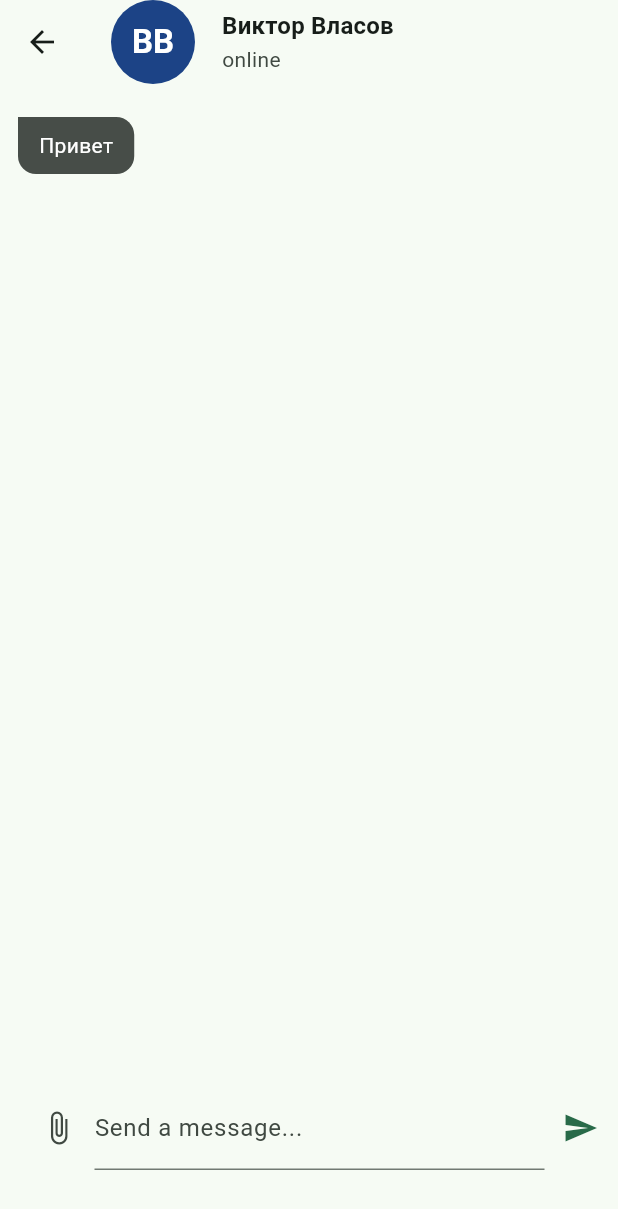
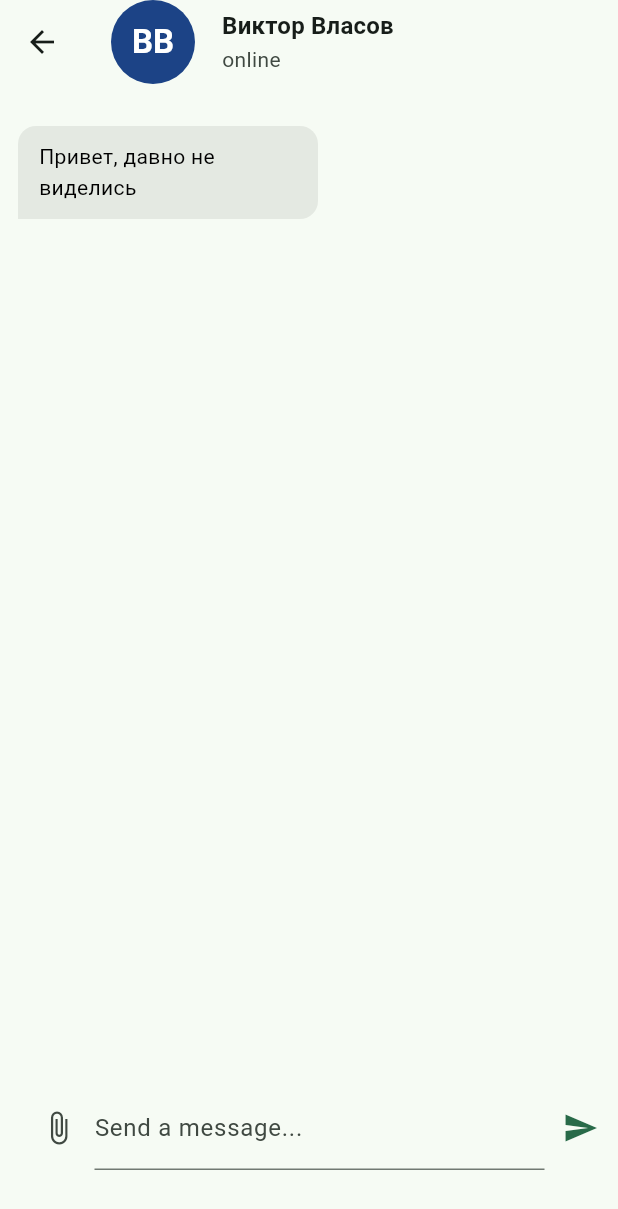
Before and after one commit to IsroilovA/messenger_test_task, a Flutter app: the ChatScreen screen opened directly with sample values from the repository, after a tap on the "send" icon, on a phone screen of 412 x 824 dp. Shown: the top 1209 px of the screen. Run offline on Flutter 3.47's test engine with Material 3 defaults, Android fonts, the phone set to English and light mode, and no system bars; our stand-ins replace bloc, equatable, flutter_bloc, get_it.

Commit message:
chat feature implemented

```diff
--- a/lib/chat_screen/chat_screen.dart
+++ b/lib/chat_screen/chat_screen.dart
@@ -2,9 +2,13 @@ import 'dart:io';
 import 'dart:math';
 
 import 'package:flutter/material.dart';
+import 'package:flutter_bloc/flutter_bloc.dart';
+import 'package:messenger_test_task/chat_screen/cubit/chat_cubit.dart';
 import 'package:messenger_test_task/chat_screen/widgets/chat_messages.dart';
 import 'package:messenger_test_task/chat_screen/widgets/new_nessages.dart';
 import 'package:messenger_test_task/data/models/user.dart';
+import 'package:messenger_test_task/service/locator.dart';
+import 'package:messenger_test_task/service/messenger_repository.dart';
 
 class ChatScreen extends StatelessWidget {
   const ChatScreen({super.key, required this.user});
@@ -41,13 +45,18 @@ class ChatScreen extends StatelessWidget {
       ),
       body: Padding(
         padding: const EdgeInsets.only(bottom: 30),
+        child: BlocProvider(
+          create: (context) =>
+              ChatCubit(messengerRepository: locator<MessengerRepository>()),
           child: Column(
             children: [
+              const SizedBox(height: 20),
               Expanded(
                 child: ChatMessages(user: user),
               ),
-            const NewMessages(),
+              NewMessages(user: user),
             ],
+          ),
         ),
       ),
     );
--- a/lib/chat_screen/cubit/chat_cubit.dart
+++ b/lib/chat_screen/cubit/chat_cubit.dart
@@ -13,6 +13,17 @@ class ChatCubit extends Cubit<ChatState> {
 
   final MessengerRepository _messengerRepository;
 
+  User getCurrentUser() => _messengerRepository.getCurrentUser();
+
+  Future<void> sendMessage(Message message) async {
+    try {
+      _messengerRepository.addMessage(message);
+      emit(ChatInitial());
+    } catch (e) {
+      emit(ChatError(e.toString()));
+    }
+  }
+
   Future<void> fetchChatMessages(User user) async {
     try {
       final messages = await _messengerRepository.getChatMessages(user);
--- a/lib/chat_screen/widgets/chat_messages.dart
+++ b/lib/chat_screen/widgets/chat_messages.dart
@@ -3,8 +3,6 @@ import 'package:flutter_bloc/flutter_bloc.dart';
 import 'package:messenger_test_task/chat_screen/cubit/chat_cubit.dart';
 import 'package:messenger_test_task/chat_screen/widgets/message_buble.dart';
 import 'package:messenger_test_task/data/models/user.dart';
-import 'package:messenger_test_task/service/locator.dart';
-import 'package:messenger_test_task/service/messenger_repository.dart';
 
 class ChatMessages extends StatelessWidget {
   const ChatMessages({super.key, required this.user});
@@ -13,11 +11,10 @@ class ChatMessages extends StatelessWidget {
 
   @override
   Widget build(BuildContext context) {
-    return BlocProvider(
-      create: (context) =>
-          ChatCubit(messengerRepository: locator<MessengerRepository>()),
-      child: BlocBuilder<ChatCubit, ChatState>(
+    return BlocBuilder<ChatCubit, ChatState>(
       builder: (context, state) {
+        final currentUser =
+            BlocProvider.of<ChatCubit>(context).getCurrentUser();
         if (state is ChatInitial) {
           BlocProvider.of<ChatCubit>(context).fetchChatMessages(user);
           return const Center(child: CircularProgressIndicator.adaptive());
@@ -25,8 +22,24 @@ class ChatMessages extends StatelessWidget {
           return ListView.builder(
             itemCount: state.messages.length,
             itemBuilder: (context, index) {
-                return MessageBubble.first(
-                    message: state.messages[index], isMe: false);
+              final chatMessage = state.messages[index];
+              final nextChatMessage = index + 1 < state.messages.length
+                  ? state.messages[index + 1]
+                  : null;
+              final currentMessageUserId = chatMessage.senderUserId;
+              final nextMessageUserId = nextChatMessage?.senderUserId;
+              final nextUserIsSame = currentMessageUserId == nextMessageUserId;
+              if (nextUserIsSame) {
+                return MessageBubble.next(
+                  message: chatMessage,
+                  isMe: currentUser.id == currentMessageUserId,
+                );
+              } else {
+                return MessageBubble.last(
+                  message: chatMessage,
+                  isMe: currentUser.id == currentMessageUserId,
+                );
+              }
             },
           );
         } else if (state is ChatError) {
@@ -49,7 +62,6 @@ class ChatMessages extends StatelessWidget {
           );
         }
       },
-      ),
     );
   }
 }
--- a/lib/chat_screen/widgets/message_buble.dart
+++ b/lib/chat_screen/widgets/message_buble.dart
@@ -3,7 +3,7 @@ import 'package:messenger_test_task/data/models/message.dart';
 
 class MessageBubble extends StatelessWidget {
   // Create a message bubble which is meant to be the first in the sequence.
-  const MessageBubble.first({
+  const MessageBubble.last({
     super.key,
     required this.message,
     required this.isMe,
@@ -26,35 +26,29 @@ class MessageBubble extends StatelessWidget {
   Widget build(BuildContext context) {
     final theme = Theme.of(context);
 
-    return Stack(
-      children: [
-        Container(
-          child: Row(
+    return Row(
       // The side of the chat screen the message should show at.
-            mainAxisAlignment:
-                isMe ? MainAxisAlignment.end : MainAxisAlignment.start,
+      mainAxisAlignment: isMe ? MainAxisAlignment.end : MainAxisAlignment.start,
       children: [
         Column(
           crossAxisAlignment:
               isMe ? CrossAxisAlignment.end : CrossAxisAlignment.start,
           children: [
-                  // First messages in the sequence provide a visual buffer at
-                  // the top.
-                  if (isFirstInSequence) const SizedBox(height: 18),
+            if (isFirstInSequence) const SizedBox(height: 8),
             Container(
               decoration: BoxDecoration(
                 color: isMe
-                          ? Colors.green
-                          : theme.colorScheme.onSurface.withAlpha(200),
+                    ? const Color.fromARGB(255, 118, 227, 121)
+                    : theme.colorScheme.surfaceContainerHighest.withAlpha(200),
                 borderRadius: BorderRadius.only(
-                        topLeft: !isMe && isFirstInSequence
+                  topLeft: const Radius.circular(12),
+                  topRight: const Radius.circular(12),
+                  bottomLeft: !isMe && isFirstInSequence
                       ? Radius.zero
                       : const Radius.circular(12),
-                        topRight: isMe && isFirstInSequence
+                  bottomRight: isMe && isFirstInSequence
                       ? Radius.zero
                       : const Radius.circular(12),
-                        bottomLeft: const Radius.circular(12),
-                        bottomRight: const Radius.circular(12),
                 ),
               ),
               constraints: const BoxConstraints(maxWidth: 200),
@@ -64,16 +58,13 @@ class MessageBubble extends StatelessWidget {
               ),
               // Margin around the bubble.
               margin: const EdgeInsets.symmetric(
-                      vertical: 4,
                 horizontal: 12,
               ),
               child: Text(
                 message.text!,
-                      style: TextStyle(
-                        height: 1.3,
-                        color: isMe
-                            ? Colors.black87
-                            : theme.colorScheme.onSecondary,
+                style: const TextStyle(
+                  height: 1.5,
+                  color: Colors.black,
                 ),
                 softWrap: true,
               ),
@@ -81,9 +72,6 @@ class MessageBubble extends StatelessWidget {
           ],
         ),
       ],
-          ),
-        ),
-      ],
     );
   }
 }
--- a/lib/chat_screen/widgets/new_nessages.dart
+++ b/lib/chat_screen/widgets/new_nessages.dart
@@ -1,8 +1,13 @@
 import 'package:flutter/material.dart';
+import 'package:flutter_bloc/flutter_bloc.dart';
+import 'package:messenger_test_task/chat_screen/cubit/chat_cubit.dart';
+import 'package:messenger_test_task/data/models/message.dart';
+import 'package:messenger_test_task/data/models/user.dart';
 
 class NewMessages extends StatefulWidget {
-  const NewMessages({super.key});
+  const NewMessages({super.key, required this.user});
 
+  final User user;
   @override
   State<NewMessages> createState() => _NewMessagesState();
 }
@@ -16,7 +21,27 @@ class _NewMessagesState extends State<NewMessages> {
     super.dispose();
   }
 
-  void _submitMessage() {}
+  void _submitMessage() {
+    final enteredMessage = _messageController.text;
+
+    if (enteredMessage.trim().isEmpty) {
+      return;
+    }
+
+    FocusScope.of(context).unfocus();
+    _messageController.clear();
+
+    final currentUser = BlocProvider.of<ChatCubit>(context).getCurrentUser();
+    //save
+    BlocProvider.of<ChatCubit>(context).sendMessage(
+      Message(
+        dateTime: DateTime.now(),
+        text: enteredMessage,
+        senderUserId: currentUser.id,
+        receiverUserId: widget.user.id,
+      ),
+    );
+  }
 
   @override
   Widget build(BuildContext context) {
--- a/lib/home_screen/cubit/home_cubit.dart
+++ b/lib/home_screen/cubit/home_cubit.dart
@@ -1,4 +1,6 @@
 import 'package:bloc/bloc.dart';
+import 'package:flutter/material.dart';
+import 'package:messenger_test_task/chat_screen/chat_screen.dart';
 import 'package:messenger_test_task/data/models/message.dart';
 import 'package:messenger_test_task/data/models/user.dart';
 import 'package:equatable/equatable.dart';
@@ -12,6 +14,7 @@ class HomeCubit extends Cubit<HomeState> {
         super(HomeInitial());
 
   final MessengerRepository _messengerRepository;
+
   Future<void> getUsers() async {
     emit(HomeUsersLoading());
     try {
@@ -22,6 +25,15 @@ class HomeCubit extends Cubit<HomeState> {
     }
   }
 
+  void navigateToChat(BuildContext context, User user) async {
+    await Navigator.of(context).push(
+      MaterialPageRoute(
+        builder: (context) => ChatScreen(user: user),
+      ),
+    );
+    emit(HomeInitial());
+  }
+
   Message? getChatLastMessage(User user) {
     try {
       return _messengerRepository.getChatLastMessage(user);
--- a/lib/home_screen/widgets/user_chat.dart
+++ b/lib/home_screen/widgets/user_chat.dart
@@ -3,7 +3,6 @@ import 'dart:io';
 import 'dart:math' as math;
 import 'package:flutter/material.dart';
 import 'package:flutter_bloc/flutter_bloc.dart';
-import 'package:messenger_test_task/chat_screen/chat_screen.dart';
 import 'package:messenger_test_task/data/models/user.dart';
 import 'package:messenger_test_task/home_screen/cubit/home_cubit.dart';
 import 'package:messenger_test_task/service/locator.dart';
@@ -18,11 +17,7 @@ class UserChat extends StatelessWidget {
   Widget build(BuildContext context) {
     return InkWell(
       onTap: () {
-        Navigator.of(context).push(
-          MaterialPageRoute(
-            builder: (context) => ChatScreen(user: user),
-          ),
-        );
+        BlocProvider.of<HomeCubit>(context).navigateToChat(context, user);
       },
       child: Container(
         padding: const EdgeInsets.all(10),
--- a/lib/service/messenger_repository.dart
+++ b/lib/service/messenger_repository.dart
@@ -13,33 +13,64 @@ List<User> users = [
 class MessengerRepository {
   List<Message> messages = [
     Message(
-        dateTime: DateTime(2024, 5, 13),
-        senderUserId: loggedUser.id,
-        receiverUserId: users.first.id,
-        text: 'Привет'),
+      dateTime: DateTime(2024, 5, 14),
+      senderUserId: loggedUser.id,
+      receiverUserId: users[1].id,
+      text: 'Доброе утро',
+    ),
     Message(
-      dateTime: DateTime(2024, 6, 13),
+      dateTime: DateTime(2024, 6, 14),
       senderUserId: users[1].id,
       receiverUserId: loggedUser.id,
-      text: 'Я вышел',
+      text: 'Как ты?',
     ),
     Message(
-      dateTime: DateTime(2024, 2, 20),
+      dateTime: DateTime(2024, 3, 22),
       senderUserId: users[2].id,
       receiverUserId: loggedUser.id,
-      text: 'Я готов',
+      text: 'На месте',
     ),
     Message(
-      dateTime: DateTime(2024, 5, 13),
+      dateTime: DateTime(2024, 5, 16),
       senderUserId: loggedUser.id,
       receiverUserId: users[3].id,
-      text: 'Уже сделал?',
+      text: 'Что нового?',
     ),
     Message(
-      dateTime: DateTime(2024, 5, 15),
+      dateTime: DateTime(2024, 5, 17),
       senderUserId: loggedUser.id,
-      receiverUserId: users[3].id,
-      text: 'Как дела?',
+      receiverUserId: users[2].id,
+      text: 'Отлично!',
+    ),
+    Message(
+      dateTime: DateTime(2024, 4, 10),
+      senderUserId: users[2].id,
+      receiverUserId: loggedUser.id,
+      text: 'Увидимся завтра',
+    ),
+    Message(
+      dateTime: DateTime(2024, 5, 18),
+      senderUserId: users[0].id,
+      receiverUserId: loggedUser.id,
+      text: 'Привет, давно не виделись',
+    ),
+    Message(
+      dateTime: DateTime(2024, 5, 20),
+      senderUserId: loggedUser.id,
+      receiverUserId: users[1].id,
+      text: 'Ты здесь?',
+    ),
+    Message(
+      dateTime: DateTime(2024, 6, 1),
+      senderUserId: users[3].id,
+      receiverUserId: loggedUser.id,
+      text: 'На связи',
+    ),
+    Message(
+      dateTime: DateTime(2024, 5, 21),
+      senderUserId: loggedUser.id,
+      receiverUserId: users[2].id,
+      text: 'До встречи',
     ),
   ];
 
@@ -47,7 +78,7 @@ class MessengerRepository {
     return users;
   }
 
-  User getLoggedUser() => loggedUser;
+  User getCurrentUser() => loggedUser;
 
   List<Message> getChatMessages(User user) {
     final userMessages = messages
```
Lines whose indentation alone changed are shown as unchanged.
